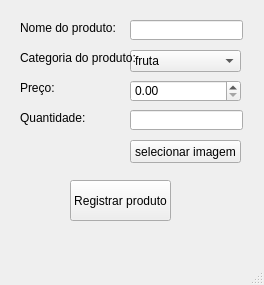
Qt form registrador de produtos/registro_produtos.ui (RafaelRigo/DaRoca) before a commit.
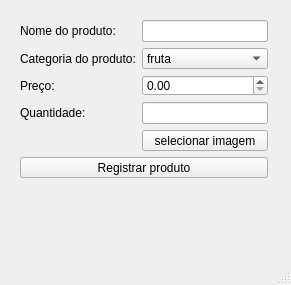
The same form after that commit.

Commit message: registrador de produtos pronto

```diff
--- a/registrador de produtos/registro_produtos.ui
+++ b/registrador de produtos/registro_produtos.ui
@@ -6,7 +6,7 @@
    <rect>
     <x>0</x>
     <y>0</y>
-    <width>264</width>
+    <width>291</width>
     <height>285</height>
    </rect>
   </property>
@@ -14,38 +14,35 @@
    <string>MainWindow</string>
   </property>
   <widget class="QWidget" name="centralwidget">
+   <widget class="QWidget" name="">
+    <property name="geometry">
+     <rect>
+      <x>20</x>
+      <y>20</y>
+      <width>248</width>
+      <height>158</height>
+     </rect>
+    </property>
+    <layout class="QGridLayout" name="gridLayout">
+     <item row="0" column="0">
    <widget class="QLabel" name="label">
-    <property name="geometry">
-     <rect>
-      <x>20</x>
-      <y>20</y>
-      <width>121</width>
-      <height>16</height>
-     </rect>
-    </property>
     <property name="text">
      <string>Nome do produto:</string>
     </property>
    </widget>
-   <widget class="QLineEdit" name="nomeProduto">
-    <property name="geometry">
-     <rect>
-      <x>130</x>
-      <y>20</y>
-      <width>113</width>
-      <height>20</height>
-     </rect>
-    </property>
-   </widget>
+     </item>
+     <item row="0" column="1">
+      <widget class="QLineEdit" name="nomeProduto"/>
+     </item>
+     <item row="1" column="0">
+      <widget class="QLabel" name="label_2">
+       <property name="text">
+        <string>Categoria do produto:</string>
+       </property>
+      </widget>
+     </item>
+     <item row="1" column="1">
    <widget class="QComboBox" name="categoriaProduto">
-    <property name="geometry">
-     <rect>
-      <x>130</x>
-      <y>50</y>
-      <width>111</width>
-      <height>22</height>
-     </rect>
-    </property>
     <item>
      <property name="text">
       <string>fruta</string>
@@ -62,91 +59,43 @@
      </property>
     </item>
    </widget>
-   <widget class="QLabel" name="label_2">
-    <property name="geometry">
-     <rect>
-      <x>20</x>
-      <y>50</y>
-      <width>121</width>
-      <height>16</height>
-     </rect>
-    </property>
-    <property name="text">
-     <string>Categoria do produto:</string>
-    </property>
-   </widget>
+     </item>
+     <item row="2" column="0">
    <widget class="QLabel" name="label_3">
-    <property name="geometry">
-     <rect>
-      <x>20</x>
-      <y>80</y>
-      <width>111</width>
-      <height>16</height>
-     </rect>
-    </property>
     <property name="text">
      <string>Preço:</string>
     </property>
    </widget>
-   <widget class="QDoubleSpinBox" name="precoProduto">
-    <property name="geometry">
-     <rect>
-      <x>130</x>
-      <y>80</y>
-      <width>111</width>
-      <height>22</height>
-     </rect>
-    </property>
-   </widget>
+     </item>
+     <item row="2" column="1">
+      <widget class="QDoubleSpinBox" name="precoProduto"/>
+     </item>
+     <item row="3" column="0">
    <widget class="QLabel" name="label_4">
-    <property name="geometry">
-     <rect>
-      <x>20</x>
-      <y>110</y>
-      <width>111</width>
-      <height>16</height>
-     </rect>
-    </property>
     <property name="text">
      <string>Quantidade:</string>
     </property>
    </widget>
-   <widget class="QLineEdit" name="quantidadeProduto">
-    <property name="geometry">
-     <rect>
-      <x>130</x>
-      <y>110</y>
-      <width>113</width>
-      <height>20</height>
-     </rect>
-    </property>
-   </widget>
+     </item>
+     <item row="3" column="1">
+      <widget class="QLineEdit" name="quantidadeProduto"/>
+     </item>
+     <item row="4" column="1">
    <widget class="QPushButton" name="selecionarImagem">
-    <property name="geometry">
-     <rect>
-      <x>130</x>
-      <y>140</y>
-      <width>111</width>
-      <height>23</height>
-     </rect>
-    </property>
     <property name="text">
      <string>selecionar imagem</string>
     </property>
    </widget>
+     </item>
+     <item row="5" column="0" colspan="2">
    <widget class="QPushButton" name="registrarProduto">
-    <property name="geometry">
-     <rect>
-      <x>70</x>
-      <y>180</y>
-      <width>101</width>
-      <height>41</height>
-     </rect>
-    </property>
     <property name="text">
      <string>Registrar produto</string>
     </property>
    </widget>
+     </item>
+    </layout>
+   </widget>
   </widget>
   <widget class="QMenuBar" name="menubar">
    <property name="geometry">
```
Left out of the diff: 2 changed lines with no effect on the pictures. Lines whose indentation alone changed are shown as unchanged. The commit also changes 6 other files.
